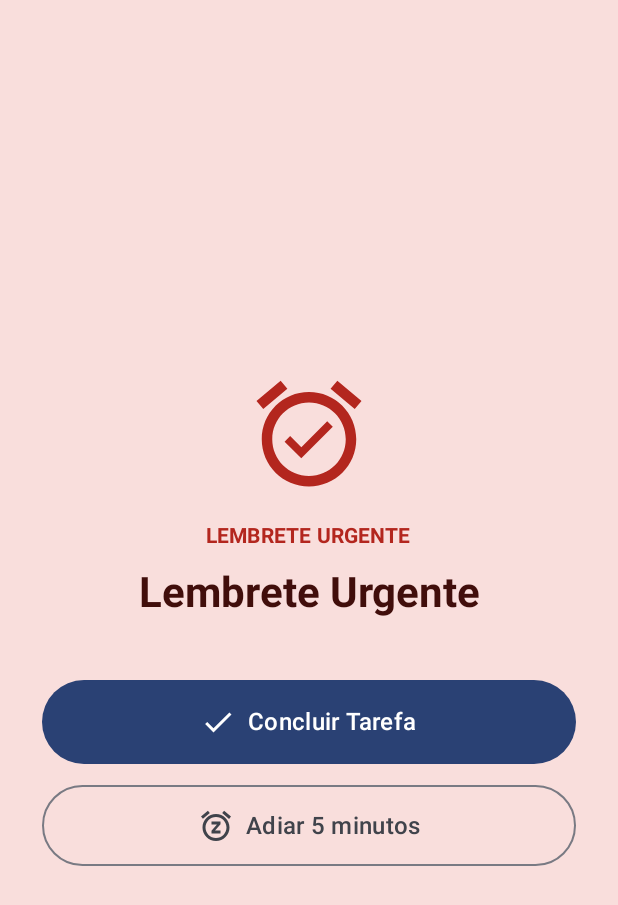
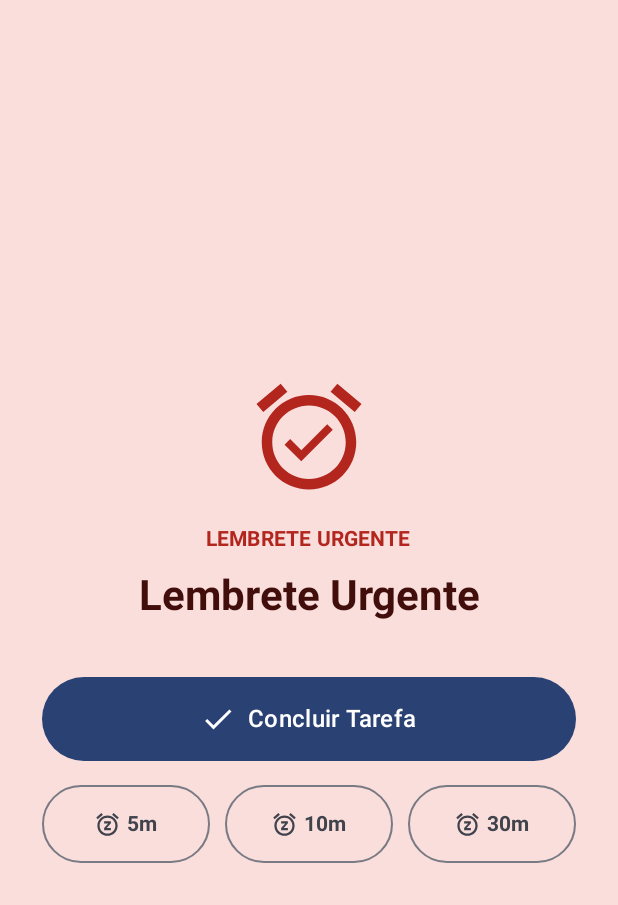
Before and after one commit to 4ndr3ontech/MeuAssistente, an Android app built with Jetpack Compose: the AlarmAlertActivity screen opened directly, with no data from a screen before it, on a phone screen of 412 x 824 dp. Shown: the top 905 px of the screen. Run offline under Robolectric (Android 15) with nearby library versions, the phone set to English and light mode, and no system bars.

Commit message:
feat(alarm): add 5m, 10m and 30m snooze options to AlarmAlertActivity (v2.2.2)

```diff
--- a/app/build.gradle.kts
+++ b/app/build.gradle.kts
@@ -14,8 +14,8 @@ android {
         applicationId = "com.example.meuassistente"
         minSdk = 26
         targetSdk = 37
-        versionCode = 6
-        versionName = "2.2.1"
+        versionCode = 7
+        versionName = "2.2.2"
 
         testInstrumentationRunner = "androidx.test.runner.AndroidJUnitRunner"
     }
--- a/app/src/main/java/com/example/meuassistente/scheduler/TaskAlarmReceiver.kt
+++ b/app/src/main/java/com/example/meuassistente/scheduler/TaskAlarmReceiver.kt
@@ -58,8 +58,9 @@ class TaskAlarmReceiver : BroadcastReceiver() {
                         val dao = AppDatabase.getInstance(context).taskDao()
                         val task = dao.getTaskById(taskId)
                         if (task != null && !task.isCompleted) {
+                            val snoozeMinutes = intent.getIntExtra(EXTRA_SNOOZE_MINUTES, 5)
                             val snoozedTask = task.copy(
-                                triggerAtMillis = System.currentTimeMillis() + 5 * 60_000L,
+                                triggerAtMillis = System.currentTimeMillis() + snoozeMinutes * 60_000L,
                                 hasAlarm = true
                             )
                             dao.updateTask(snoozedTask)
@@ -94,5 +95,6 @@ class TaskAlarmReceiver : BroadcastReceiver() {
         const val ACTION_TRIGGER_TASK = "com.example.meuassistente.ACTION_TRIGGER_TASK"
         const val ACTION_SNOOZE_TASK = "com.example.meuassistente.ACTION_SNOOZE_TASK"
         const val ACTION_COMPLETE_TASK = "com.example.meuassistente.ACTION_COMPLETE_TASK"
+        const val EXTRA_SNOOZE_MINUTES = "com.example.meuassistente.EXTRA_SNOOZE_MINUTES"
     }
 }
--- a/app/src/main/java/com/example/meuassistente/ui/alarm/AlarmAlertActivity.kt
+++ b/app/src/main/java/com/example/meuassistente/ui/alarm/AlarmAlertActivity.kt
@@ -24,6 +24,18 @@ import com.example.meuassistente.ui.theme.MeuAssistenteTheme
 
 class AlarmAlertActivity : ComponentActivity() {
 
+    private fun triggerSnooze(taskId: Long, minutes: Int) {
+        UrgentAlarmService.stop(this)
+        if (taskId != -1L) {
+            sendBroadcast(Intent(this, TaskAlarmReceiver::class.java).apply {
+                action = TaskAlarmReceiver.ACTION_SNOOZE_TASK
+                putExtra(TaskScheduler.EXTRA_TASK_ID, taskId)
+                putExtra(TaskAlarmReceiver.EXTRA_SNOOZE_MINUTES, minutes)
+            })
+        }
+        finish()
+    }
+
     override fun onCreate(savedInstanceState: Bundle?) {
         super.onCreate(savedInstanceState)
         if (Build.VERSION.SDK_INT >= Build.VERSION_CODES.O_MR1) {
@@ -49,9 +61,7 @@ class AlarmAlertActivity : ComponentActivity() {
                     color = MaterialTheme.colorScheme.errorContainer
                 ) {
                     Column(
-                        modifier = Modifier
-                            .fillMaxSize()
-                            .padding(28.dp),
+                        modifier = Modifier.fillMaxSize().padding(28.dp),
                         verticalArrangement = Arrangement.Center,
                         horizontalAlignment = Alignment.CenterHorizontally
                     ) {
@@ -85,7 +95,7 @@ class AlarmAlertActivity : ComponentActivity() {
                                 color = MaterialTheme.colorScheme.onErrorContainer.copy(alpha = 0.85f)
                             )
                         }
-                        Spacer(Modifier.height(40.dp))
+                        Spacer(Modifier.height(36.dp))
                         Button(
                             onClick = {
                                 UrgentAlarmService.stop(this@AlarmAlertActivity)
@@ -103,23 +113,22 @@ class AlarmAlertActivity : ComponentActivity() {
                             Spacer(Modifier.width(8.dp))
                             Text("Concluir Tarefa", style = MaterialTheme.typography.titleMedium)
                         }
-                        Spacer(Modifier.height(14.dp))
-                        OutlinedButton(
-                            onClick = {
-                                UrgentAlarmService.stop(this@AlarmAlertActivity)
-                                if (taskId != -1L) {
-                                    sendBroadcast(Intent(this@AlarmAlertActivity, TaskAlarmReceiver::class.java).apply {
-                                        action = TaskAlarmReceiver.ACTION_SNOOZE_TASK
-                                        putExtra(TaskScheduler.EXTRA_TASK_ID, taskId)
-                                    })
+                        Spacer(Modifier.height(16.dp))
+                        Row(
+                            modifier = Modifier.fillMaxWidth(),
+                            horizontalArrangement = Arrangement.spacedBy(10.dp)
+                        ) {
+                            listOf(5, 10, 30).forEach { mins ->
+                                OutlinedButton(
+                                    onClick = { triggerSnooze(taskId, mins) },
+                                    modifier = Modifier.weight(1f).height(52.dp),
+                                    contentPadding = PaddingValues(horizontal = 6.dp)
+                                ) {
+                                    Icon(Icons.Default.Snooze, null, Modifier.size(18.dp))
+                                    Spacer(Modifier.width(4.dp))
+                                    Text("${mins}m", fontWeight = FontWeight.Bold)
                                 }
-                                finish()
-                            },
-                            modifier = Modifier.fillMaxWidth().height(54.dp)
-                        ) {
-                            Icon(Icons.Default.Snooze, null)
-                            Spacer(Modifier.width(8.dp))
-                            Text("Adiar 5 minutos", style = MaterialTheme.typography.titleMedium)
+                            }
                         }
                     }
                 }
```
